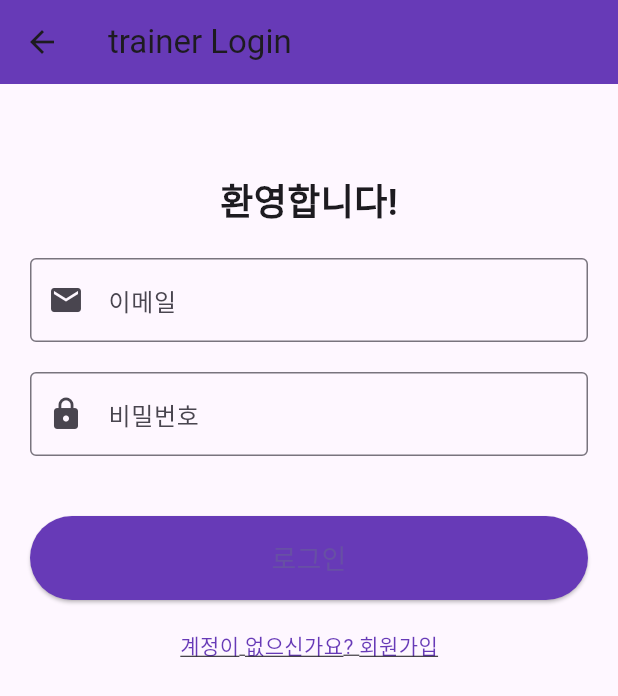
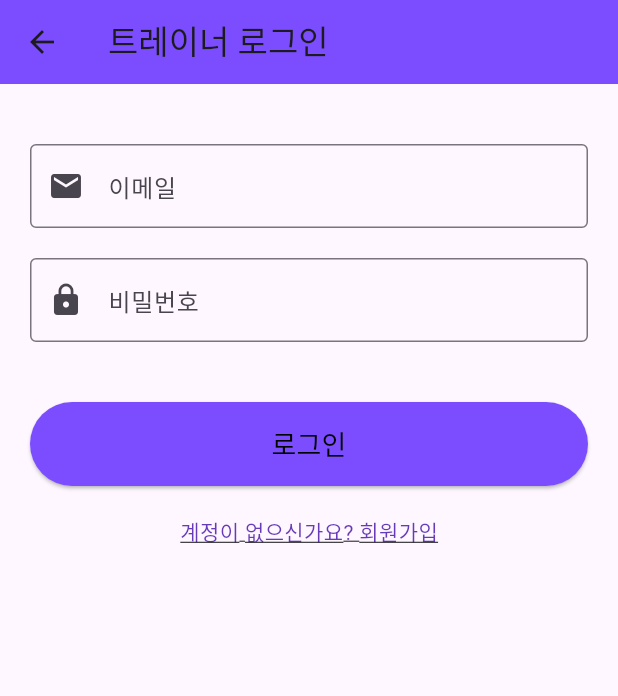
Before and after one commit to PARKPARKWOO/barbellrobot-app, a Flutter app: the screen it shows after launch, after a tap on "트레이너", on a phone screen of 412 x 824 dp. Shown: the top 696 px of the screen. Run offline on Flutter 3.47's test engine with Material 3 defaults, Android fonts, the light colour scheme and no system bars; our stand-ins replace injectable, shared_preferences, table_calendar; network calls fail.

Commit message:
feat: 로그인 상태를 유지한다

```diff
--- a/lib/data/model/user/sign/JwtTokenModel.dart
+++ b/lib/data/model/user/sign/JwtTokenModel.dart
@@ -6,4 +6,6 @@ class JwtTokenModel {
     required this.accessToken,
     required this.refreshToken,
   });
+
+
 }
--- a/lib/data/model/user/sign/SignInRequest.dart
+++ b/lib/data/model/user/sign/SignInRequest.dart
@@ -16,12 +16,13 @@ class SignInRequest {
   Map<String, dynamic> toJson() => {'email': email, 'password': password};
 }
 
-Future<JwtTokenModel?> signIn(String email, String password, String type) async {
-  // 환경에 맞게 수정
-  final baseUrl = '10.0.2.2';
+Future<bool> signIn(
+    String email, String password, String type) async {
+  try {
     final apiUrl = AppConfigs().apiUrl;
     final url = Uri.parse('$apiUrl/sign-in/email/$type');
-  final requestBody = SignInRequest(email: email, password: password).toJson(); // Use toJson() if needed
+    final requestBody = SignInRequest(email: email, password: password)
+        .toJson(); // Use toJson() if needed
 
     // status 분기처리
     final response = await http.post(
@@ -39,8 +40,12 @@ Future<JwtTokenModel?> signIn(String email, String password, String type) async
         final SharedPreferences prefs = await SharedPreferences.getInstance();
         await prefs.setString('accessToken', result.accessToken);
         await prefs.setString('refreshToken', result.refreshToken);
-      return result;
+        await prefs.setString('type', type);
+        return true;
       }
     }
-  return null;
+  } catch (e) {
+    return false;
   }
+  return false;
+}
--- a/lib/main.dart
+++ b/lib/main.dart
@@ -1,4 +1,5 @@
 import 'package:flutter/material.dart';
+import 'package:health/screen/main/screen_member_main.dart';
 import 'package:intl/date_symbol_data_local.dart'; // 수정된 임포트
 import 'package:shared_preferences/shared_preferences.dart';
 import 'package:health/screen/screen_home.dart';
@@ -10,8 +11,12 @@
   await initializeDateFormatting(); // 날짜 형식 데이터 초기화
   final prefs = await SharedPreferences.getInstance();
   final String? accessToken = prefs.getString('accessToken');
+  String? type;
+  if (accessToken != null) {
+    type = prefs.getString('type');
+  }
   runApp(MyApp(
-    initialRoute: accessToken == null ? '/signIn' : '/home',
+    initialRoute: accessToken == null ? '/signIn' : '/$type/home',
   ));
 }
 
@@ -27,7 +32,7 @@
       initialRoute: initialRoute,
       routes: {
         '/signIn': (context) => SignInScreen(),
-        '/home': (context) => HomeScreen(),
+        '/member/home': (context) => MemberMainPage(),
       },
       supportedLocales: [
         Locale('en', ''), // 영어
--- a/lib/screen/main/screen_member_main.dart
+++ b/lib/screen/main/screen_member_main.dart
@@ -17,7 +17,10 @@ class _MemberMainPageState extends State<MemberMainPage> {
         appBar: AppBar(
           title: Text('내 운동 기록'),
         ),
-      body: TableCalendar(
+        body: SingleChildScrollView(
+          child: Container(
+            height: 600,
+            child: TableCalendar(
               locale: 'ko_KR',
               firstDay: DateTime.utc(2010, 10, 16),
               lastDay: DateTime.utc(2030, 3, 14),
@@ -46,7 +49,7 @@ class _MemberMainPageState extends State<MemberMainPage> {
                 // 날짜 선택 로직
               },
             ),
-
-    );
+          ),
+        ));
   }
 }
--- a/lib/screen/sign/screen_sign_in.dart
+++ b/lib/screen/sign/screen_sign_in.dart
@@ -2,10 +2,10 @@ import 'dart:convert';
 
 import 'package:flutter/cupertino.dart';
 import 'package:flutter/material.dart';
+import 'package:health/screen/main/screen_member_main.dart';
 import 'package:health/screen/sign/screen_sign_up_email.dart';
 import 'package:http/http.dart' as http;
 import 'package:health/data/model/user/sign/SignInRequest.dart';
-import 'package:health/data/model/user/sign/SignUpRequest.dart';
 
 class SignInScreen extends StatefulWidget {
   @override
@@ -16,13 +16,29 @@ class _SignInState extends State<SignInScreen> {
   @override
   Widget build(BuildContext context) {
     return Scaffold(
-      body: Center( // 중앙 정렬을 위해 Center 위젯을 사용합니다.
-        child: Padding( // 전체적인 패딩을 제공합니다.
+      body: Container(
+        decoration: BoxDecoration(color: Colors.black12),
+        child: Center(
+          child: Column(
+            mainAxisAlignment: MainAxisAlignment.center, // 중앙 정렬
+            children: [
+              Padding(
+                padding: const EdgeInsets.only(bottom: 20.0), // 텍스트와 버튼 사이 간격
+                child: Text(
+                  "어떤 기능을 사용하고 싶으신가요?", // 상단에 추가할 텍스트
+                  style: TextStyle(
+                    fontSize: 24, // 텍스트 크기
+                    fontWeight: FontWeight.bold, // 글씨 굵기
+                    color: Colors.black, // 텍스트 색상
+                  ),
+                ),
+              ),
+              Padding(
                 padding: const EdgeInsets.all(20.0),
-          child: Row( // Row 위젯을 사용하여 버튼들을 가로로 배치합니다.
-            mainAxisAlignment: MainAxisAlignment.center, // 버튼들을 가로축 중앙에 배치합니다.
+                child: Row(
+                  mainAxisAlignment: MainAxisAlignment.center,
                   children: [
-              Expanded( // Expanded 위젯을 사용하여 버튼이 가용 공간을 균등하게 차지하도록 합니다.
+                    Expanded(
                       child: ElevatedButton(
                         onPressed: () {
                           Navigator.push(
@@ -33,15 +49,18 @@ class _SignInState extends State<SignInScreen> {
                           );
                         },
                         style: ElevatedButton.styleFrom(
-                    backgroundColor: Colors.blue, // 버튼 배경색을 설정합니다.
-                    padding: EdgeInsets.symmetric(vertical: 15.0), // 버튼 내부 패딩을 설정합니다.
-                    textStyle: TextStyle(fontSize: 18), // 텍스트 스타일을 설정합니다.
+                          backgroundColor: Colors.deepPurpleAccent,
+                          padding: EdgeInsets.symmetric(vertical: 15.0),
+                          textStyle: TextStyle(fontSize: 18),
                         ),
-                  child: Text('일반 회원'),
+                        child: Text(
+                          "일반 회원",
+                          style: TextStyle(color: Colors.black),
                         ),
                       ),
-              SizedBox(width: 20), // 버튼 사이의 간격을 설정합니다.
-              Expanded( // Expanded 위젯을 사용하여 버튼이 가용 공간을 균등하게 차지하도록 합니다.
+                    ),
+                    SizedBox(width: 20), // 버튼 사이 간격
+                    Expanded(
                       child: ElevatedButton(
                         onPressed: () {
                           Navigator.push(
@@ -52,11 +71,17 @@ class _SignInState extends State<SignInScreen> {
                           );
                         },
                         style: ElevatedButton.styleFrom(
-                    backgroundColor: Colors.blue, // 버튼 배경색을 변경합니다.
-                    padding: EdgeInsets.symmetric(vertical: 15.0), // 버튼 내부 패딩을 설정합니다.
-                    textStyle: TextStyle(fontSize: 18), // 텍스트 스타일을 설정합니다.
+                          backgroundColor: Colors.deepPurpleAccent,
+                          padding: EdgeInsets.symmetric(vertical: 15.0),
+                          textStyle: TextStyle(fontSize: 18),
                         ),
-                  child: Text('트레이너'),
+                        child: Text(
+                          "트레이너",
+                          style: TextStyle(color: Colors.black),
+                        ),
+                      ),
+                    ),
+                  ],
                 ),
               ),
             ],
@@ -67,7 +92,6 @@ class _SignInState extends State<SignInScreen> {
   }
 }
 
-
 class LoginPage extends StatelessWidget {
   final String type;
   final emailController = TextEditingController();
@@ -77,22 +101,29 @@ class LoginPage extends StatelessWidget {
 
   @override
   Widget build(BuildContext context) {
+    var userType;
+    if (type == 'member') {
+      userType = "일반회원";
+    } else {
+      userType = "트레이너";
+    }
     return Scaffold(
       appBar: AppBar(
-        title: Text('$type Login'),
-        backgroundColor: Colors.deepPurple, // 앱 바의 색상을 변경합니다.
+        title: Text('$userType 로그인'),
+        backgroundColor: Colors.deepPurpleAccent, // 앱 바의 색상을 변경합니다.
       ),
-      body: SingleChildScrollView( // 키보드가 나타나도 스크롤이 가능하도록 합니다.
+      body: SingleChildScrollView(
+        // 키보드가 나타나도 스크롤이 가능하도록 합니다.
         child: Padding(
           padding: const EdgeInsets.all(20.0),
           child: Column(
               mainAxisAlignment: MainAxisAlignment.center,
               children: [
-              SizedBox(height: 40), // 상단 여백 추가
-              Text(
-                '환영합니다!',
-                style: TextStyle(fontSize: 24, fontWeight: FontWeight.bold),
-              ),
+              // SizedBox(height: 40), // 상단 여백 추가
+              // Text(
+              //   '환영합니다!',
+              //   style: TextStyle(fontSize: 24, fontWeight: FontWeight.bold),
+              // ),
               SizedBox(height: 20),
           TextFormField(
             controller: emailController,
@@ -101,8 +132,8 @@ class LoginPage extends StatelessWidget {
               border: OutlineInputBorder(), // 테두리를 추가합니다.
               prefixIcon: Icon(Icons.email), // 아이콘을 추가합니다.
             ),
-                keyboardType: TextInputType
-                    .emailAddress, // 키보드 타입을 이메일 주소로 설정합니다.
+            keyboardType:
+            TextInputType.emailAddress, // 키보드 타입을 이메일 주소로 설정합니다.
           ),
           SizedBox(height: 20),
           TextFormField(
@@ -120,19 +151,30 @@ class LoginPage extends StatelessWidget {
             child: ElevatedButton(
               onPressed: () async {
                 // http request
-                    var response = signIn(emailController.text, passwordController.text, type);
-                    if (response == null) {
-                      // TODO: Login 실패처리 해야함
+                bool response = await signIn(emailController.text, passwordController.text, type);
+                print("login = ${response}");
+                if (response == false) {
+                  print("로그인 실패");
+                  return;
+                } else if (type == 'member') {
+                  Navigator.pushAndRemoveUntil(
+                    context,
+                    MaterialPageRoute(builder: (context) => MemberMainPage()),
+                        (Route<dynamic> route) => false,
+                  );
                 }
+                // if (type = 'trainer') {
+                //
+                // }
               },
               style: ElevatedButton.styleFrom(
-                    backgroundColor: Colors.deepPurple, // 버튼 색상을 변경합니다.
+            backgroundColor: Colors.deepPurpleAccent, // 버튼 색상을 변경합니다.
               padding: EdgeInsets.symmetric(
                   vertical: 15.0), // 버튼 내부 패딩을 조정합니다.
             ),
             child: Text(
               '로그인',
-                    style: TextStyle(fontSize: 18),
+              style: TextStyle(fontSize: 18, color: Colors.black),
             ),
           ),
         ),
@@ -140,18 +182,25 @@ class LoginPage extends StatelessWidget {
         GestureDetector(
           onTap: () {
             // 회원가입 페이지로 이동
-                  Navigator.push(context, MaterialPageRoute(builder: (context) => SignUpEmail(type: type,)));
+            Navigator.push(
+                context,
+                MaterialPageRoute(
+                    builder: (context) =>
+                        SignUpEmail(
+                          type: type,
+                        )));
           },
           child: Text(
             '계정이 없으신가요? 회원가입',
-                  style: TextStyle(color: Colors.deepPurple,
+            style: TextStyle(
+                color: Colors.deepPurple,
                 decoration: TextDecoration.underline),
           ),
         ),
         ],
       ),
-        ),
-      ),
+    ),)
+    ,
     );
   }
 }
--- a/lib/screen/sign/screen_sign_up_member_detail.dart
+++ b/lib/screen/sign/screen_sign_up_member_detail.dart
@@ -1,6 +1,7 @@
 import 'package:flutter/material.dart';
 import 'package:health/data/model/user/sign/SignUpDetails.dart';
 import 'package:health/screen/main/screen_member_main.dart';
+import 'package:health/screen/sign/screen_sign_in.dart';
 
 import '../../data/model/user/sign/SignUpRequest.dart';
 
@@ -92,7 +93,7 @@ class _SignUpMemberPageTwoState extends State<SignUpMemberPageTwo> {
                       // 회원가입 성공 후 로그인 화면으로 이동
                       Navigator.pushAndRemoveUntil(
                         context,
-                        MaterialPageRoute(builder: (context) => MemberMainPage()),
+                        MaterialPageRoute(builder: (context) => SignInScreen()),
                         (Route<dynamic> route) => false,
                       );
                     }).catchError((error) {
--- a/lib/screen/sign/screen_sign_up_trainer_detail.dart
+++ b/lib/screen/sign/screen_sign_up_trainer_detail.dart
@@ -10,5 +10,4 @@ class SignUpTrainerPageTwo extends StatefulWidget {
     // TODO: implement createState
     throw UnimplementedError();
   }
-
 }
```
Lines whose indentation alone changed are shown as unchanged.
